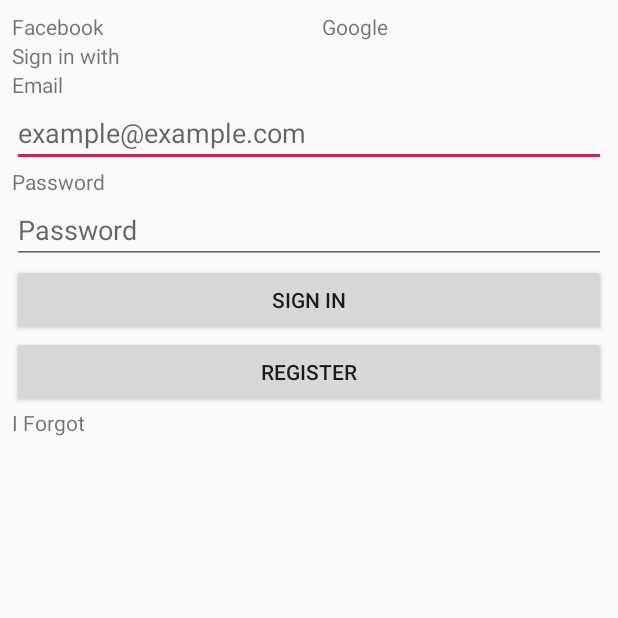
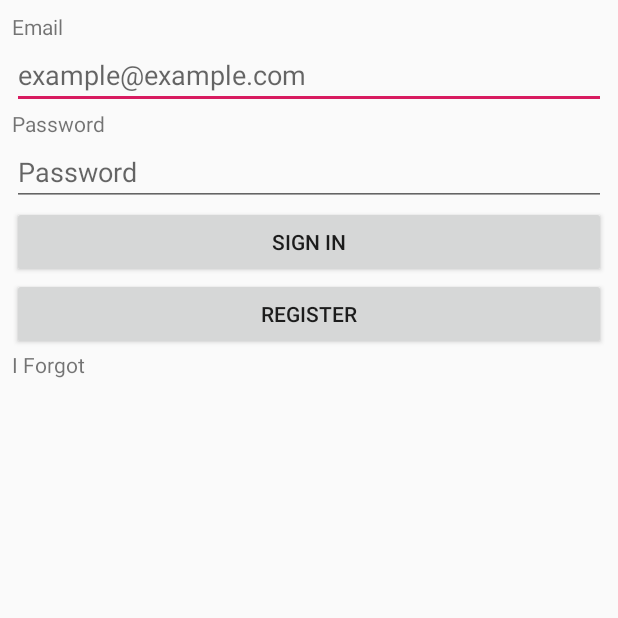
Before and after one commit to LargerSnowdevil/NT-Bargain-Hunter, an Android app: the SignInPage screen opened directly, with no data from a screen before it, after a tap on "SIGN IN", on a phone screen of 412 x 824 dp, the top half of it. Run offline under Robolectric (Android 15) with nearby library versions, the phone set to English and light mode, and no system bars; our stand-ins replace Firebase (no records; nobody signed in at launch, a user with empty details on screens opened directly).

Commit message:
authentication partialy added
no blank entries
20 char max
email address format validation

```diff
--- a/App/app/src/main/java/com/example/ntbargainhunter/SignInPage.java
+++ b/App/app/src/main/java/com/example/ntbargainhunter/SignInPage.java
@@ -16,7 +16,8 @@ import com.google.firebase.auth.AuthResult;
 import com.google.firebase.auth.FirebaseAuth;
 import com.google.firebase.auth.FirebaseUser;
 
-
+import java.util.regex.Matcher;
+import java.util.regex.Pattern;
 
 
 public class SignInPage extends AppCompatActivity {
@@ -54,9 +55,33 @@ public class SignInPage extends AppCompatActivity {
     public void signIn(View v) {
         String username = usernameEntry.getText().toString();
         String password = passwordEntry.getText().toString();
+        Boolean valid = true;
 
         //todo input validation
+        if (username.equals("")) {
+            valid = false;
+            //todo note on screen that username is empty
+        }
+        Pattern pattern = Pattern.compile("[A-Za-z0-9._%+-]+@[A-Za-z0-9.-]+\\.[A-Za-z]{2,4}");
+        Matcher mat = pattern.matcher(username);
+        if (!mat.matches()) {
+            valid = false;
+            //todo the email is not a valid format
+        }
+        if (username.length() > 20) {
+            valid = false;
+            //todo note on screen that username is to long
+        }
+        if (password.equals("")) {
+            valid = false;
+            //todo note on screen that password is empty
+        }
+        if (password.length() > 20) {
+            valid = false;
+            //todo note on screen that password is to long
+        }
 
+        if (valid) {
             mAuth.signInWithEmailAndPassword(username, password).addOnCompleteListener(new OnCompleteListener<AuthResult>() {
                 @Override
                 public void onComplete(@NonNull Task<AuthResult> task) {
@@ -71,4 +96,7 @@ public class SignInPage extends AppCompatActivity {
                 }
             });
         }
+
+
     }
+}
--- a/App/app/src/main/res/layout/activity_sign_in_page.xml
+++ b/App/app/src/main/res/layout/activity_sign_in_page.xml
@@ -22,32 +22,6 @@
             android:layout_width="match_parent"
             android:layout_height="wrap_content"
             android:orientation="vertical">
-
-            <LinearLayout
-                android:layout_width="match_parent"
-                android:layout_height="match_parent"
-                android:orientation="horizontal">
-
-                <TextView
-                    android:id="@+id/facebookPlaceholder"
-                    android:layout_width="wrap_content"
-                    android:layout_height="wrap_content"
-                    android:layout_weight="1"
-                    android:text="Facebook" />
-
-                <TextView
-                    android:id="@+id/googlePlaceholder"
-                    android:layout_width="wrap_content"
-                    android:layout_height="wrap_content"
-                    android:layout_weight="1"
-                    android:text="Google" />
-            </LinearLayout>
-
-            <TextView
-                android:id="@+id/altSignInDescription"
-                android:layout_width="match_parent"
-                android:layout_height="wrap_content"
-                android:text="Sign in with" />
 
             <TextView
                 android:id="@+id/signInEmailEntryDescription"
```
Also changed, not shown: App/app/src/main/java/com/example/ntbargainhunter/RegisterPage.java (+35 -1 lines). Lines whose indentation alone changed are shown as unchanged.
